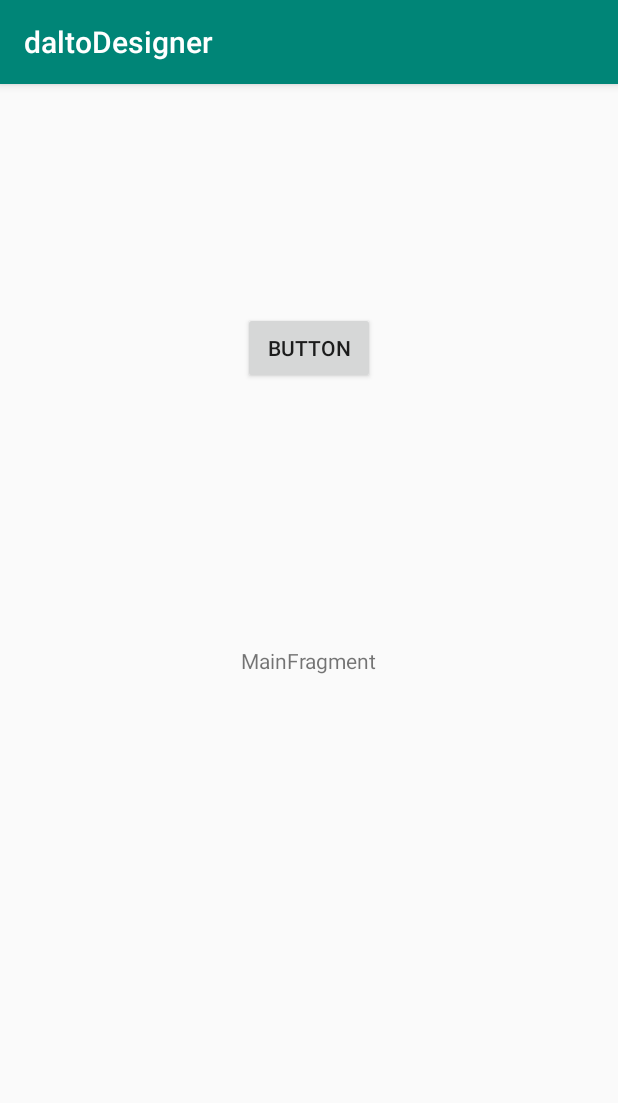
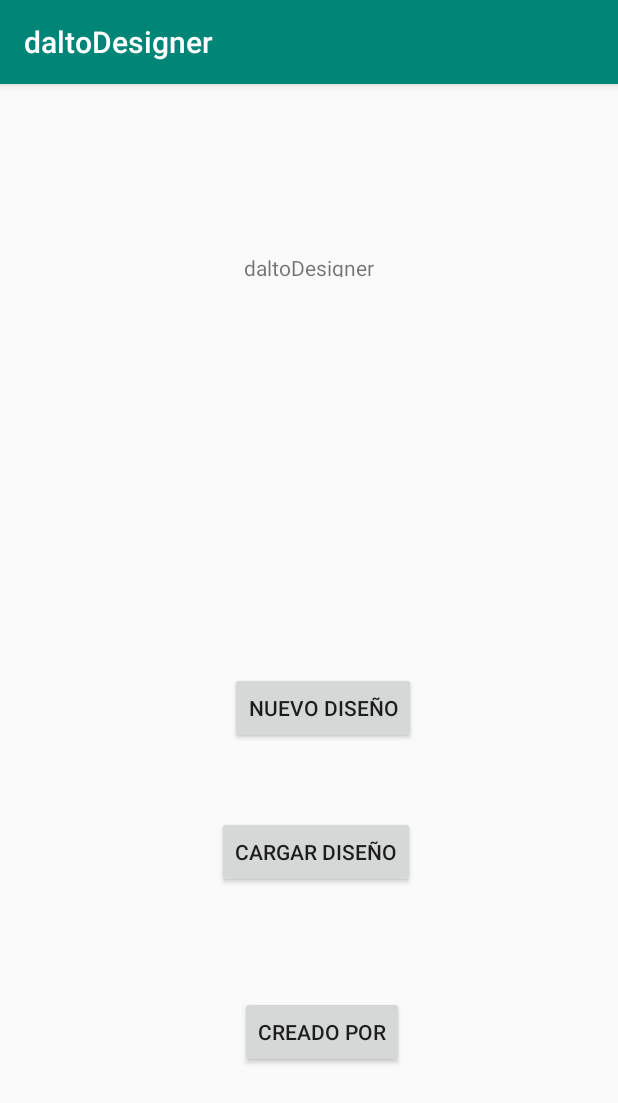
Before and after one commit to proyectos-savsolutions/daltoDesigner, an Android app: the screen it shows after launch (MainActivity), on a phone screen of 412 x 824 dp. Shown: the top 1103 px of the screen. Run offline under Robolectric (Android 15) with nearby library versions, the phone set to English and light mode, and no system bars.

Commit message:
Organización del mapa de navegación con las versiones previas de los fragmentos Adición de elementos para pasar el canvas de un fragmento a otro Adiciónd de lista desplegable para establer el efeccto que se llevará a cabo en la imagen creada

```diff
--- a/app/src/main/java/co/savsolutions/daltodesigner/frgAreaDibujo.kt
+++ b/app/src/main/java/co/savsolutions/daltodesigner/frgAreaDibujo.kt
@@ -69,7 +69,7 @@ class frgAreaDibujo : Fragment() {
         // Escucha para pasar a la vista de aplicar filtros
         view?.findViewById<Button>(R.id.btnAplicarFiltros)?.setOnClickListener {
             // Navigate to the login destination
-            view?.let { Navigation.findNavController(it).navigate(R.id.frgFiltrosColores3) }
+            view?.let { Navigation.findNavController(it).navigate(R.id.frgFiltrosColores2) }
         }
 
         // Escucha para el botón de Color Azul
--- a/app/src/main/res/layout/main_fragment.xml
+++ b/app/src/main/res/layout/main_fragment.xml
@@ -9,21 +9,56 @@
         tools:context=".ui.main.MainFragment">
 
     <TextView
-            android:id="@+id/msgPrincipal"
-            android:layout_width="wrap_content"
-            android:layout_height="wrap_content"
-            android:text="MainFragment"
-            app:layout_constraintBottom_toBottomOf="parent"
-            app:layout_constraintEnd_toEndOf="parent"
-            app:layout_constraintStart_toStartOf="parent"
-            app:layout_constraintTop_toTopOf="parent"/>
+        android:id="@+id/msgPrincipal"
+        android:layout_width="wrap_content"
+        android:layout_height="16dp"
+        android:layout_marginBottom="8dp"
+        android:text="@string/app_name"
+        app:layout_constraintBottom_toTopOf="@+id/btnLanzar"
+        app:layout_constraintEnd_toEndOf="parent"
+        app:layout_constraintStart_toStartOf="parent"
+        app:layout_constraintTop_toTopOf="parent"
+        app:layout_constraintVertical_bias="0.306" />
+
     <Button
-            android:text="Button"
-            android:layout_width="wrap_content"
-            android:layout_height="wrap_content"
-            android:id="@+id/btnLanzar" app:layout_constraintEnd_toEndOf="parent" android:layout_marginEnd="8dp"
-            android:layout_marginRight="8dp" app:layout_constraintStart_toStartOf="parent"
-            android:layout_marginLeft="8dp" android:layout_marginStart="8dp" android:layout_marginTop="152dp"
-            app:layout_constraintTop_toTopOf="parent"/>
+        android:id="@+id/btnLanzar"
+        android:layout_width="wrap_content"
+        android:layout_height="wrap_content"
+        android:layout_marginStart="8dp"
+        android:layout_marginLeft="8dp"
+        android:layout_marginEnd="8dp"
+        android:layout_marginRight="8dp"
+        android:layout_marginBottom="48dp"
+        android:text="@string/btnNuevoDiseno"
+        app:layout_constraintBottom_toTopOf="@+id/button"
+        app:layout_constraintEnd_toEndOf="parent"
+        app:layout_constraintHorizontal_bias="0.534"
+        app:layout_constraintStart_toStartOf="parent" />
+
+    <Button
+        android:id="@+id/button"
+        android:layout_width="wrap_content"
+        android:layout_height="wrap_content"
+        android:layout_marginBottom="72dp"
+        android:text="@string/btnCargarDiseno"
+        app:layout_constraintBottom_toTopOf="@+id/button2"
+        app:layout_constraintEnd_toEndOf="parent"
+        app:layout_constraintHorizontal_bias="0.517"
+        app:layout_constraintStart_toStartOf="parent" />
+
+    <Button
+        android:id="@+id/button2"
+        android:layout_width="wrap_content"
+        android:layout_height="wrap_content"
+        android:layout_marginStart="8dp"
+        android:layout_marginLeft="8dp"
+        android:layout_marginEnd="8dp"
+        android:layout_marginRight="8dp"
+        android:layout_marginBottom="112dp"
+        android:text="@string/btnCreadoPor"
+        app:layout_constraintBottom_toBottomOf="parent"
+        app:layout_constraintEnd_toEndOf="parent"
+        app:layout_constraintHorizontal_bias="0.53"
+        app:layout_constraintStart_toStartOf="parent" />
 
 </android.support.constraint.ConstraintLayout>
--- a/app/src/main/res/navigation/mapa_navegacion.xml
+++ b/app/src/main/res/navigation/mapa_navegacion.xml
@@ -19,23 +19,25 @@
         android:label="fragment_frg_area_dibujo"
         tools:layout="@layout/fragment_frg_area_dibujo" >
         <action
-            android:id="@+id/action_frgAreaDibujo2_to_frgFiltrosColores3"
-            app:destination="@id/frgFiltrosColores3" />
+            android:id="@+id/action_frgAreaDibujo2_to_frgFiltrosColores2"
+            app:destination="@id/frgFiltrosColores2" />
     </fragment>
     <fragment
-        android:id="@+id/frgFiltrosColores3"
+        android:id="@+id/frgFiltrosColores2"
         android:name="co.savsolutions.daltodesigner.frgFiltrosColores"
-        android:label="frgFiltrosColores" >
+        android:label="fragment_frg_filtros_colores"
+        tools:layout="@layout/fragment_frg_filtros_colores" >
         <action
-            android:id="@+id/action_frgFiltrosColores3_to_frgCompartirDiseno3"
-            app:destination="@id/frgCompartirDiseno3" />
+            android:id="@+id/action_frgFiltrosColores2_to_frgCompartirDiseno2"
+            app:destination="@id/frgCompartirDiseno2" />
     </fragment>
     <fragment
-        android:id="@+id/frgCompartirDiseno3"
+        android:id="@+id/frgCompartirDiseno2"
         android:name="co.savsolutions.daltodesigner.frgCompartirDiseno"
-        android:label="frgCompartirDiseno" >
+        android:label="fragment_frg_compartir_diseno"
+        tools:layout="@layout/fragment_frg_compartir_diseno" >
         <action
-            android:id="@+id/action_frgCompartirDiseno3_to_frgAreaDibujo2"
+            android:id="@+id/action_frgCompartirDiseno2_to_frgAreaDibujo2"
             app:destination="@id/frgAreaDibujo2" />
     </fragment>
 </navigation>
--- a/app/src/main/res/values/strings.xml
+++ b/app/src/main/res/values/strings.xml
@@ -11,4 +11,5 @@
     <string name="txtCompartirDiseno">Compartir Diseño</string>
     <string name="txtCompatirPorCorreoElectronico">Enviar por correo electrónico</string>
     <string name="btnLimpiarCanvas">Limpiar</string>
+    <string name="btnCreadoPor">Creado por</string>
 </resources>
```
Also changed, not shown: app/src/main/java/co/savsolutions/daltodesigner/CanvasView.kt (+5 -5 lines), app/src/main/java/co/savsolutions/daltodesigner/frgFiltrosColores.kt (+35 -3 lines), app/src/main/res/layout/fragment_frg_compartir_diseno.xml (+17 -1 lines), app/src/main/res/layout/fragment_frg_filtros_colores.xml (+32 -1 lines), app/src/main/res/values/arrays.xml (added, +8 -0 lines).
